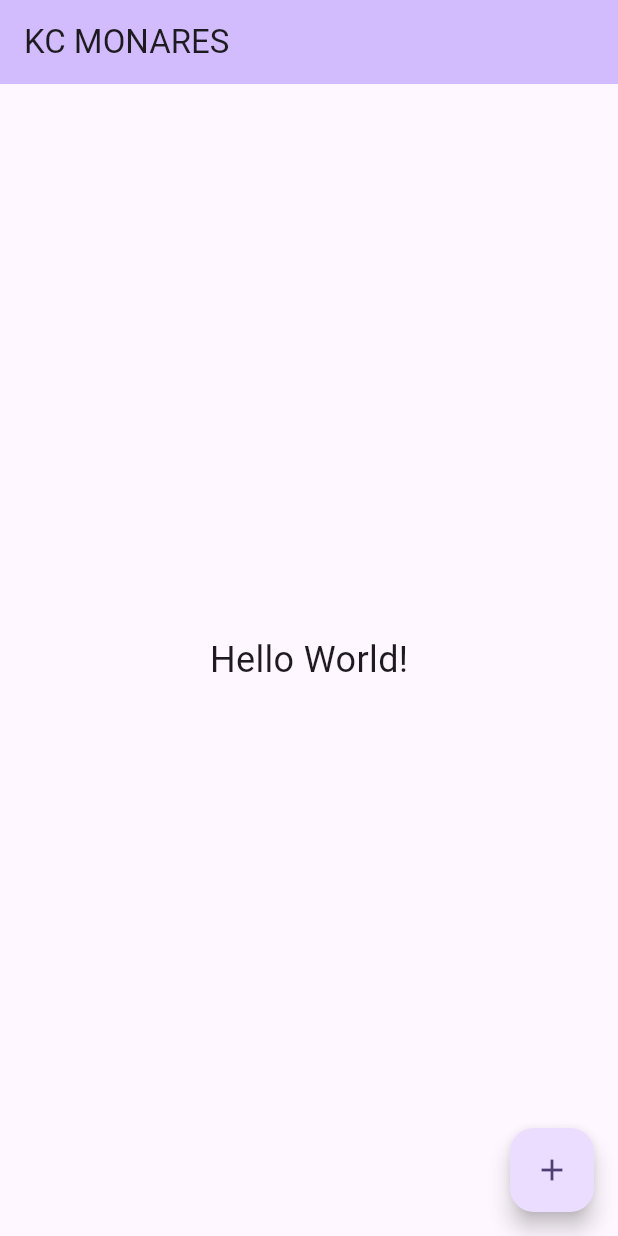
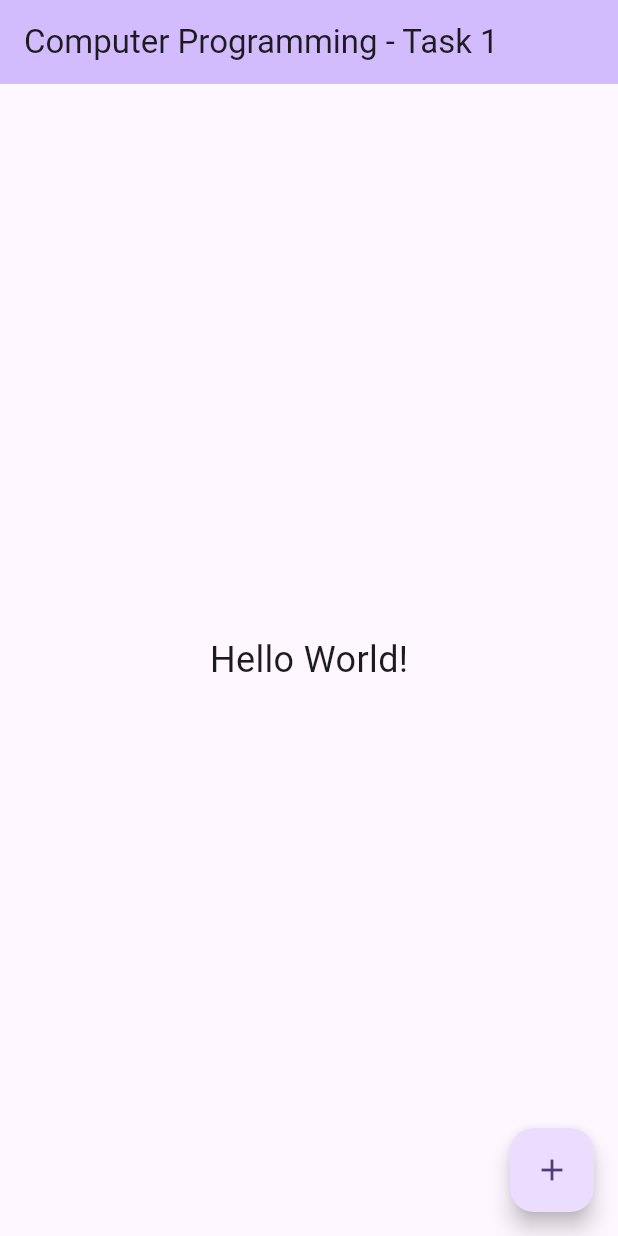
Before and after one commit to httpskiss/programming_nc4, a Flutter app: the screen it shows after launch, on a phone screen of 412 x 824 dp. Run offline on Flutter 3.47's test engine with Material 3 defaults, Android fonts, the phone set to English and light mode, and no system bars.

```diff
--- a/lib/main.dart
+++ b/lib/main.dart
@@ -14,7 +14,7 @@ class MyApp extends StatelessWidget {
       theme: ThemeData(
         colorScheme: ColorScheme.fromSeed(seedColor: Colors.deepPurple),
       ),
-      home: const MyHomePage(title: 'KC MONARES'),
+      home: const MyHomePage(title: 'Computer Programming - Task 1'),
     );
   }
 }
@@ -29,6 +29,7 @@ class MyHomePage extends StatefulWidget {
 }
 
 class _MyHomePageState extends State<MyHomePage> {
+  // ignore: unused_field
   int _counter = 0;
 
   void _incrementCounter() {
```
